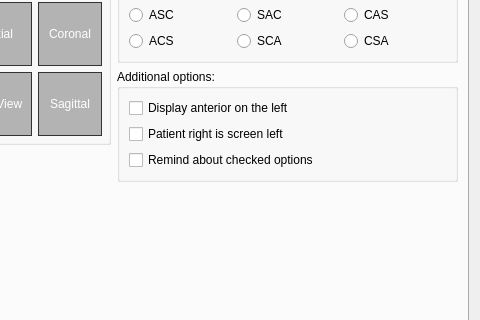
Before: the Qt Designer form GUI/Qt/Windows/PreferencesDialog.ui in pyushkevich/itksnap, drawn with Qt 5; both pictures show x 209 to 689 and y 92 to 412 of the 689 by 554 pixel window.
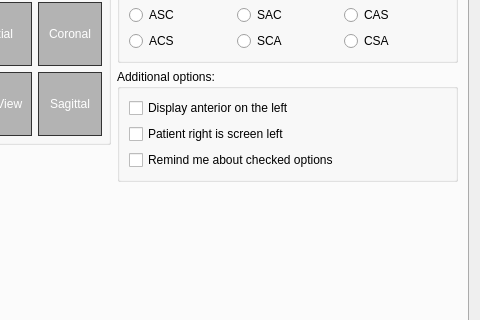
After: the same form once the commit is applied. The open tabs and pages were chosen to show the change. Custom widgets are drawn as their Qt base class.

```diff
--- a/GUI/Qt/Windows/PreferencesDialog.ui
+++ b/GUI/Qt/Windows/PreferencesDialog.ui
@@ -623,7 +623,7 @@
                  <item>
                   <widget class="QCheckBox" name="chkRemindLayout">
                    <property name="text">
-                    <string>Remind about checked options</string>
+                    <string>Remind me about checked options</string>
                    </property>
                   </widget>
                  </item>
```
